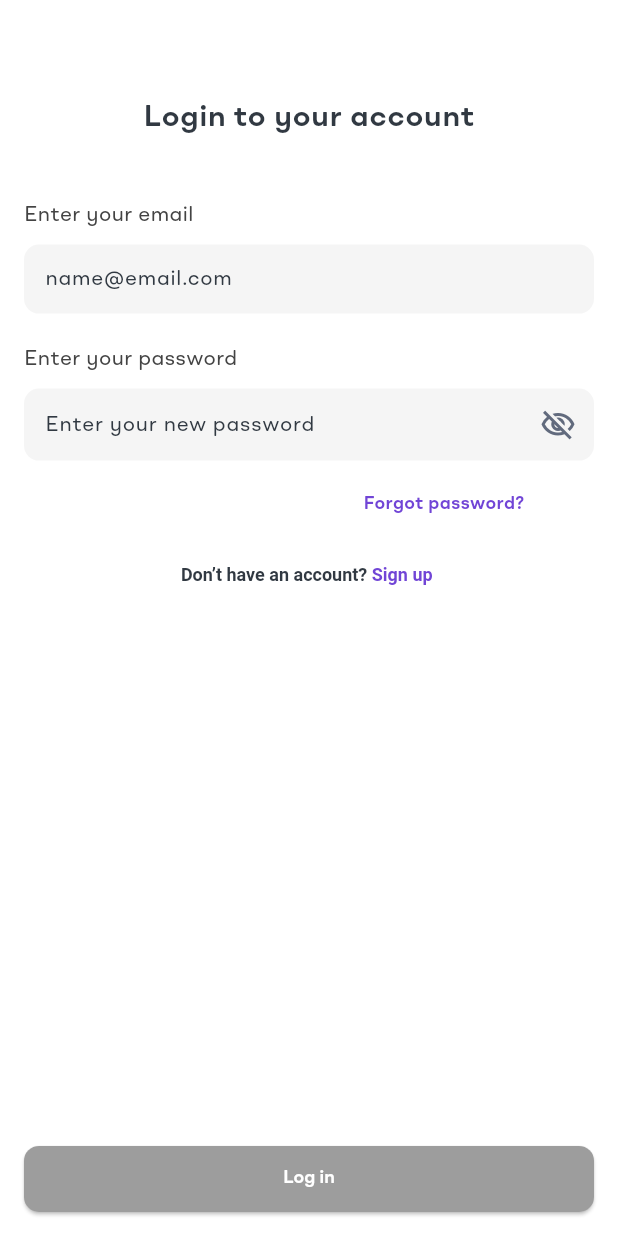
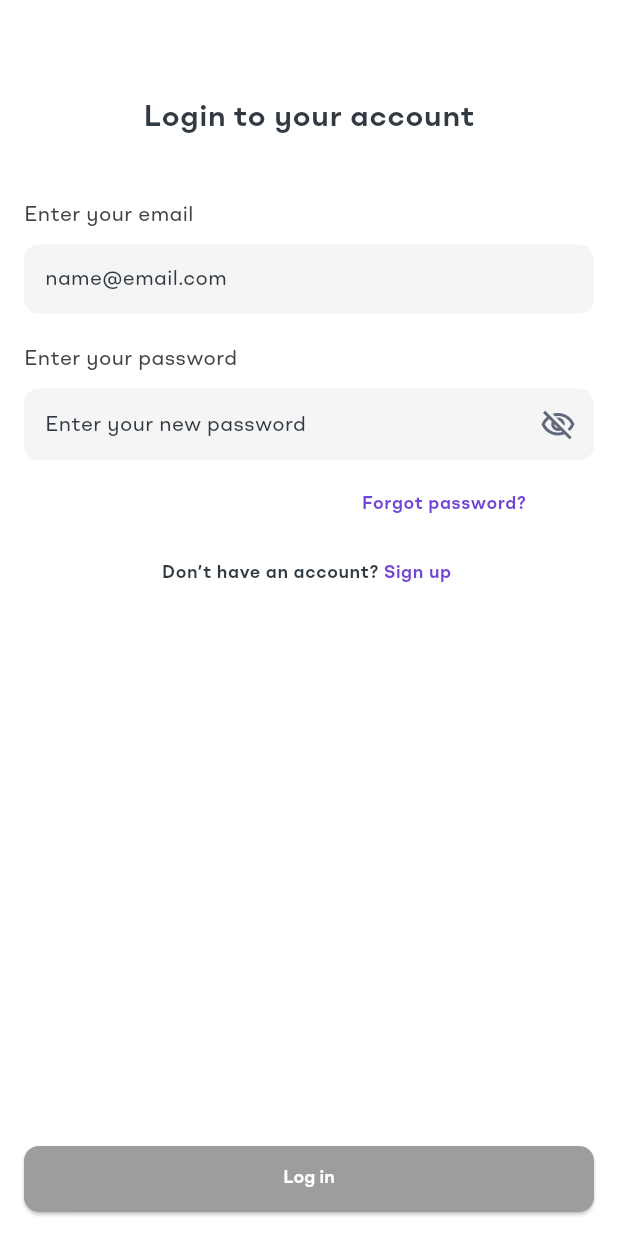
Before and after one commit to bree254/customer_hailing_app, a Flutter app: the screen it shows after launch, after a tap on "Continue with email", on a phone screen of 412 x 824 dp. Run offline on Flutter 3.47's test engine with Material 3 defaults, Android fonts, the phone set to English and light mode, and no system bars; our stand-ins replace awesome_notifications, connectivity_plus, dio, firebase_core, firebase_crashlytics, firebase_messaging and 11 more; accounts and stored records are empty.

Commit message:
AppTextStyles Added new custom text styles -textfield textstyles -list tile textstyles -custom elevated button text styles -forgot password text styles -or text style -font 14 textstyles -added back button text
Screens updated
-details_email_sign_up_screen
-email_sign_in_screen
-emailñ_sign_up_screen

```diff
--- a/lib/presentation/auth/email/email_sign-in_screen.dart
+++ b/lib/presentation/auth/email/email_sign-in_screen.dart
@@ -64,13 +64,9 @@ class _EmailSignInUpScreenState extends State<EmailSignInUpScreen> {
             const SizedBox(
               height: 40,
             ),
-            const Text(
+             Text(
               "Enter your email",
-              style: TextStyle(
-                color: formTextLabelColor,
-                fontWeight: FontWeight.w400,
-                fontSize: 14,
-              ),
+              style: AppTextStyles.text14FormLabel400,
             ),
             const SizedBox(
               height: 10,
@@ -80,11 +76,7 @@ class _EmailSignInUpScreenState extends State<EmailSignInUpScreen> {
               filled: true,
               fillColor: countryTextFieldColor,
               labelText: "name@email.com",
-              labelStyle: const TextStyle(
-                color: blackTextColor,
-                fontWeight: FontWeight.w400,
-                fontSize: 14,
-              ),
+              labelStyle: AppTextStyles.text14Black400,
               autofocus: false,
               // height: 96.h,
               contentPadding: EdgeInsets.symmetric(vertical: 15.v, horizontal: 10.h),
@@ -100,13 +92,9 @@ class _EmailSignInUpScreenState extends State<EmailSignInUpScreen> {
               ),
             ),
             SizedBox(height: 20,),
-            const Text(
+             Text(
               "Enter your password",
-              style: TextStyle(
-                color: formTextLabelColor,
-                fontWeight: FontWeight.w400,
-                fontSize: 14,
-              ),
+              style: AppTextStyles.text14FormLabel400,
             ),
             const SizedBox(
               height: 10,
@@ -116,11 +104,7 @@ class _EmailSignInUpScreenState extends State<EmailSignInUpScreen> {
               filled: true,
               fillColor: countryTextFieldColor,
               labelText: "Enter your new password",
-              labelStyle: const TextStyle(
-                color: blackTextColor,
-                fontWeight: FontWeight.w400,
-                fontSize: 14,
-              ),
+              labelStyle:  AppTextStyles.text14Black400,
               autofocus: false,
               // height: 96.h,
               contentPadding: EdgeInsets.symmetric(vertical: 15.v, horizontal: 10.h),
@@ -160,14 +144,10 @@ class _EmailSignInUpScreenState extends State<EmailSignInUpScreen> {
                 onTap: (){
                   Get.toNamed(AppRoutes.forgotPassword);
                 },
-                child: const Center(
+                child:  Center(
                   child: Text(
                     "Forgot password?",
-                    style: TextStyle(
-                      color: primaryColor,
-                      fontWeight: FontWeight.w600,
-                      fontSize: 12,
-                    ),
+                    style: AppTextStyles.forgotPasswordText,
                   ),
                 ),
               ),
@@ -183,19 +163,11 @@ class _EmailSignInUpScreenState extends State<EmailSignInUpScreen> {
                   child: RichText(
                       text: TextSpan(
                         text:"Don’t have an account?",
-                        style: TextStyle(
-                              color: blackTextColor,
-                              fontWeight: FontWeight.w600,
-                              fontSize: 12,
-                            ),
+                          style: AppTextStyles.forgotPasswordText.copyWith(color: blackTextColor),
                         children: [
                           TextSpan(
                           text:" Sign up ",
-                          style: TextStyle(
-                            color: primaryColor,
-                            fontWeight: FontWeight.w600,
-                            fontSize: 12,
-                          ),)
+                            style: AppTextStyles.forgotPasswordText,)
                         ]
                       ),
                   ),
--- a/lib/theme/app_text_styles.dart
+++ b/lib/theme/app_text_styles.dart
@@ -87,6 +87,12 @@ class AppTextStyles {
       color: formTextLabelColor, fontWeight: FontWeight.w400, fontSize: 14
   );
 
+
+  static get backButtonText => theme.textTheme.bodySmall!.copyWith(
+    color: primaryColor,
+    fontWeight: FontWeight.w600,
+    fontSize: 12,
+  );
 
 
   static get bodyLarge => theme.textTheme.bodyLarge!.copyWith(
```
Also changed, not shown: lib/presentation/auth/email/details_email_sign_up_screen.dart (+10 -34 lines), lib/presentation/auth/email/email_sign_up_screen.dart (+11 -39 lines).
